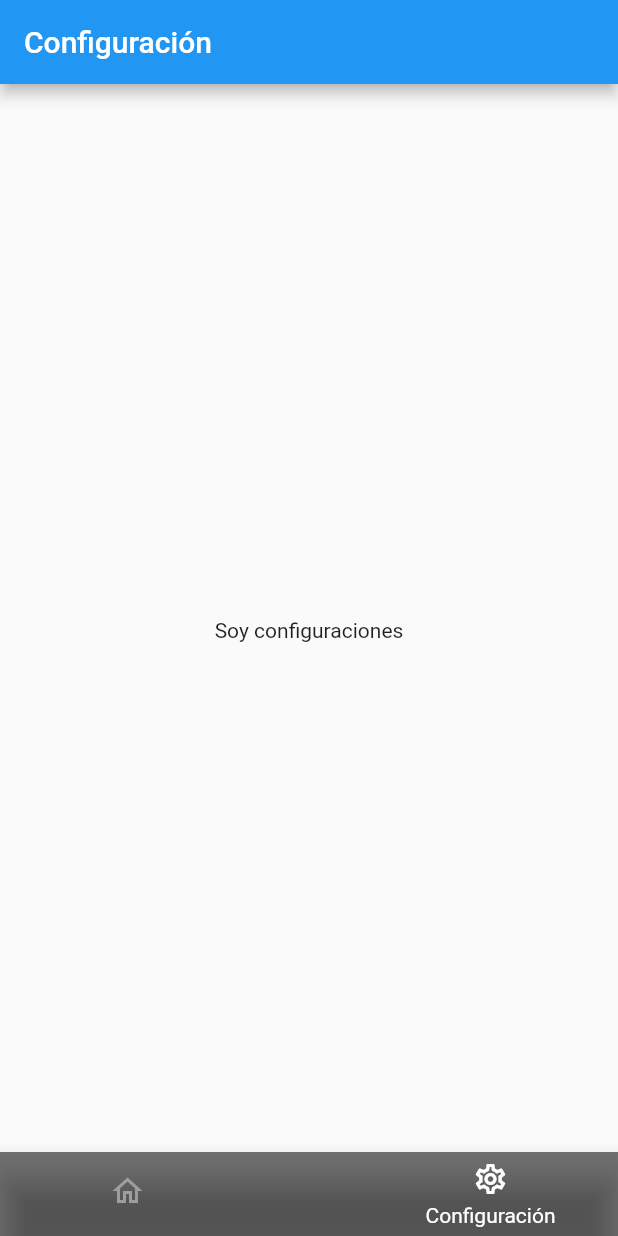
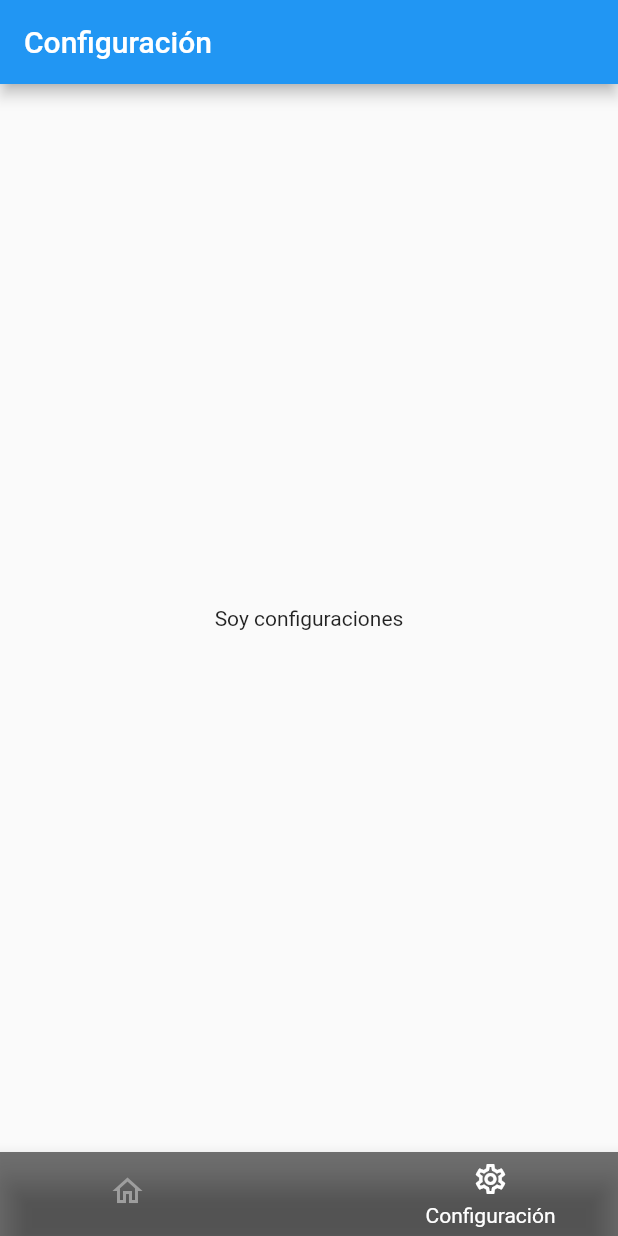
Before and after one commit to miguel-GF/nomina_control_flutter, a Flutter app: the screen it shows after launch, item 2 of the bottom bar chosen, on a phone screen of 412 x 824 dp. Run offline on Flutter 3.47's test engine with Material 2 defaults, Android fonts, the phone set to English and light mode, and no system bars; drawn by our look-alikes of animated_bottom_navigation_bar, auto_size_text; our stand-ins replace get, lottie; missing offline and left inert: shaky_animated_listview.

Commit message:
[Home] Se agrega módulo de pagos, se refactoriza home para que tome bien el scroll la grid view de opcioens home

```diff
--- a/lib/screens/home_screen.dart
+++ b/lib/screens/home_screen.dart
@@ -28,31 +28,22 @@ class _HomeScreenState extends State<HomeScreen> {
     return bottomNavigationList[_bottomNavIndex]['titulo'].toString();
   }
 
+  Widget _obtenerBody() {
+    if (_bottomNavIndex == 0) {
+      return const OpcionesMenu();
+    } else if (_bottomNavIndex == 1) {
+      return const Center(child: Text('Soy configuraciones'));
+    }
+    return const SizedBox();
+  }
+
   @override
   Widget build(BuildContext context) {
     return Scaffold(
       appBar: AppBar(
         title: Text(_obtenerTitulo()),
       ),
-      body: Center(
-        child: Column(
-          mainAxisAlignment: MainAxisAlignment.center,
-          children: <Widget>[
-            Expanded(
-              child: Visibility(
-                visible: _bottomNavIndex == 0,
-                child: const OpcionesMenu(),
-              ),
-            ),
-            Expanded(
-              child: Visibility(
-                visible: _bottomNavIndex == 1,
-                child: const Text('Soy configuraciones'),
-              ),
-            ),
-          ],
-        ),
-      ),
+      body: _obtenerBody(),
       bottomNavigationBar: AnimatedBottomNavigationBar.builder(
         itemCount: bottomNavigationList.length,
         activeIndex: _bottomNavIndex,
--- a/lib/widgets/home/opcion_menu.dart
+++ b/lib/widgets/home/opcion_menu.dart
@@ -22,6 +22,9 @@ class OpcionMenu extends StatelessWidget {
           break;
         case opcionMenuOperador:
           Get.toNamed(nameOperadoresScreen);
+          break;
+        case opcionMenuPagos:
+          Get.toNamed(namePagosScreen);
           break;
         default:
       }
```
Also changed, not shown: lib/widgets/home/opciones_menu.dart (+18 -5 lines).
